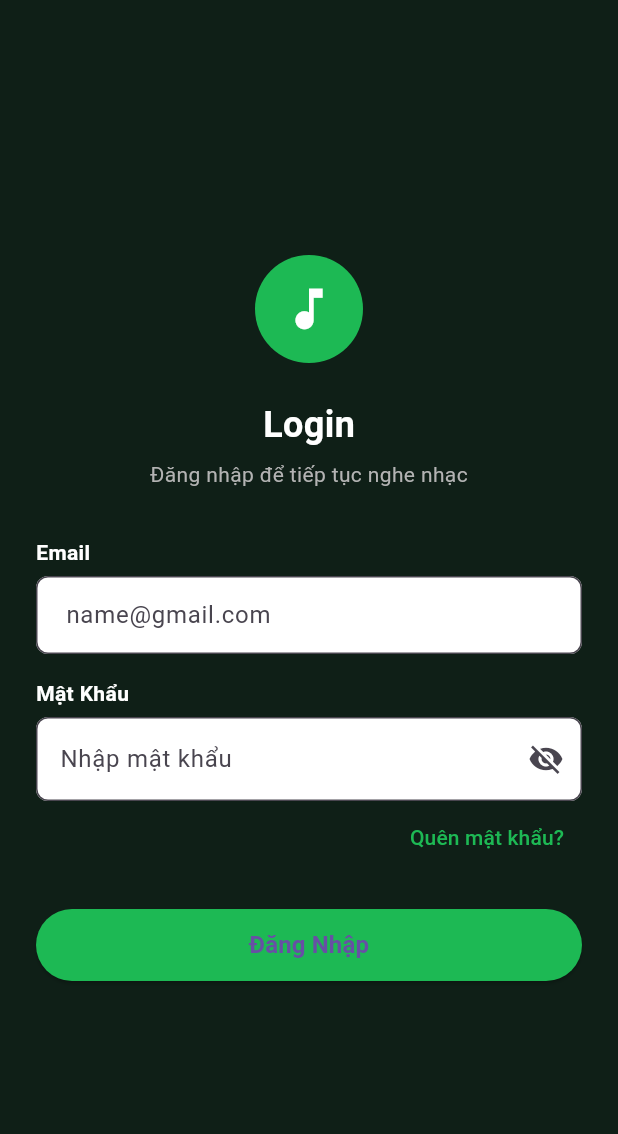
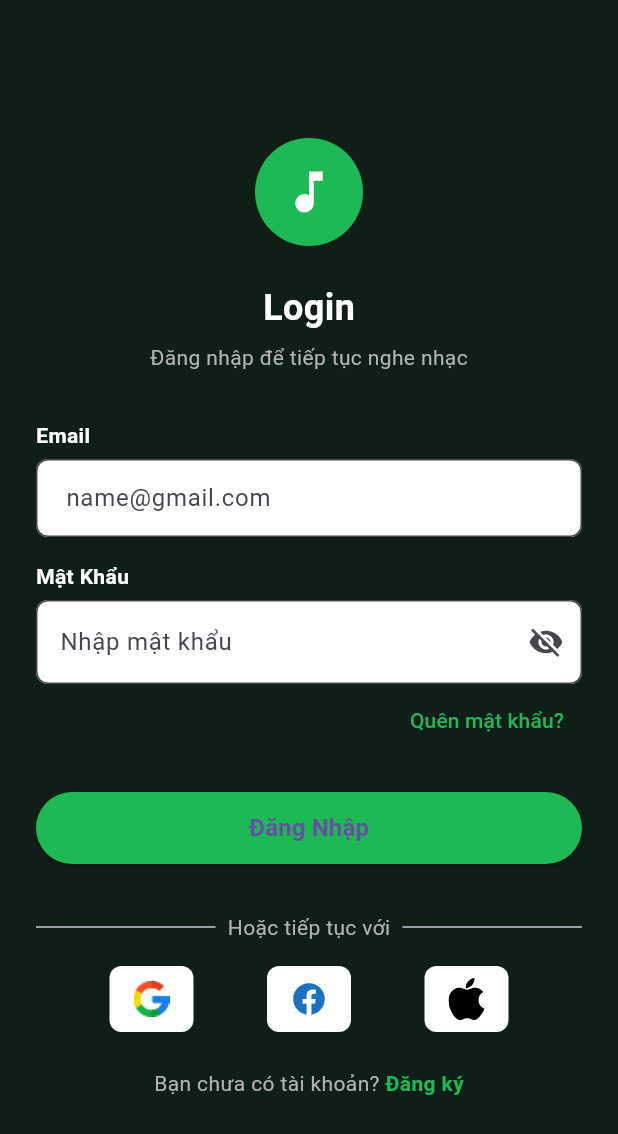
Before and after one commit to havando1302/2025_2_LTTBDD_N02_Nhom_08, a Flutter app: the screen it shows after launch, on a phone screen of 412 x 824 dp. Shown: the top 1134 px of the screen. Run offline on Flutter 3.47's test engine with Material 3 defaults, Android fonts, the phone set to English and light mode, and no system bars; our stand-ins replace flutter_svg.

Commit message:
Hoàn thiện UI trang login

```diff
--- a/lib/views/login/login.dart
+++ b/lib/views/login/login.dart
@@ -1,5 +1,6 @@
 import 'package:flutter/material.dart';
 import 'package:musicbox/constants/app_colors.dart';
+import 'package:flutter_svg/flutter_svg.dart';
 
 class LoginPage extends StatefulWidget {
   const LoginPage({super.key});
@@ -151,6 +152,49 @@ class _LoginPageState extends State<LoginPage> {
                         ),
                       ),
                     ),
+                    const SizedBox(height: 32),
+                    Row(
+                      children: [
+                        const Expanded(child: Divider()),
+                        Padding(
+                          padding: const EdgeInsets.symmetric(horizontal: 8),
+                          child: Text(
+                            "Hoặc tiếp tục với",
+                            style: TextStyle(color: Color(MyColor.grey)),
+                          ),
+                        ),
+                        const Expanded(child: Divider()),
+                      ],
+                    ),
+                    const SizedBox(height: 16),
+
+                    Row(
+                      mainAxisAlignment: MainAxisAlignment.spaceEvenly,
+                      children: [
+                        _social('assets/icons/google.png', false),
+                        _social('assets/icons/facebook.svg', true),
+                        _social('assets/icons/apple.svg', true),
+                      ],
+                    ),
+
+                    const SizedBox(height: 24),
+
+                    Row(
+                      mainAxisAlignment: MainAxisAlignment.center,
+                      children: [
+                        Text(
+                          "Bạn chưa có tài khoản? ",
+                          style: TextStyle(color: Color(MyColor.grey)),
+                        ),
+                        Text(
+                          "Đăng ký",
+                          style: TextStyle(
+                            color: Color(MyColor.pr4),
+                            fontWeight: FontWeight.w600,
+                          ),
+                        ),
+                      ],
+                    ),
                   ],
                 ),
               ),
@@ -160,4 +204,19 @@ class _LoginPageState extends State<LoginPage> {
       ),
     );
   }
+
+  Widget _social(String path, bool svg) {
+    return Container(
+      width: 56,
+      height: 44,
+      decoration: BoxDecoration(
+        color: Colors.white,
+        borderRadius: BorderRadius.circular(8),
+      ),
+      alignment: Alignment.center,
+      child: svg
+          ? SvgPicture.asset(path, width: 24)
+          : Image.asset(path, width: 24),
+    );
+  }
 }
```
